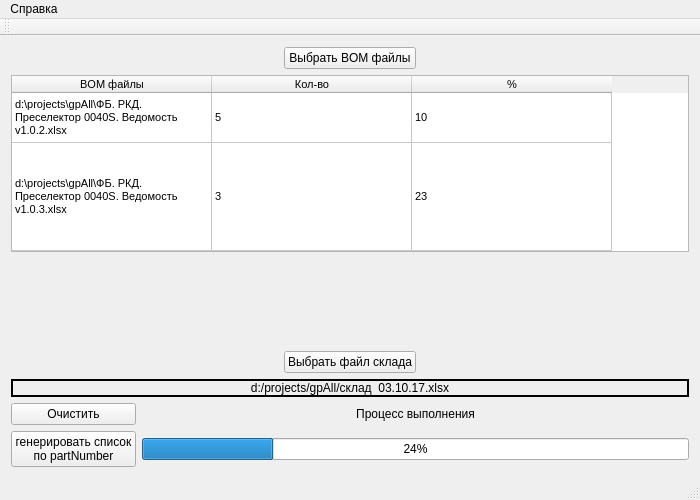
Before: the Qt Designer form mainwindow.ui in pivleonid/gpAll_v2, drawn with Qt 5.
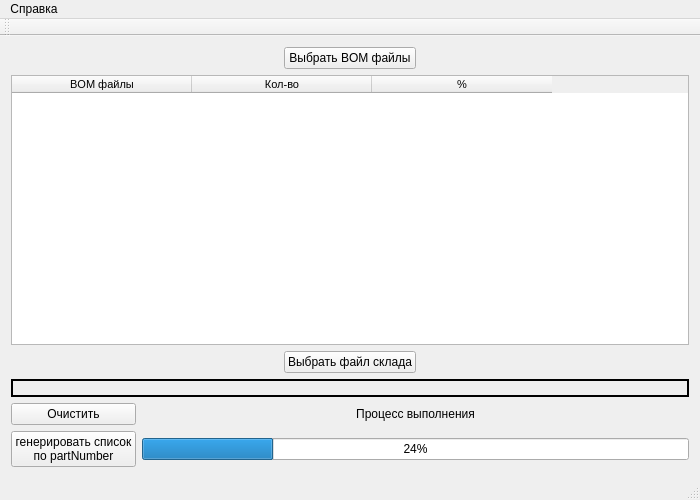
After: the same form once the commit is applied.

Patch:
```diff
--- a/mainwindow.ui
+++ b/mainwindow.ui
@@ -29,7 +29,7 @@
    </size>
   </property>
   <property name="windowTitle">
-   <string>Компоненты для закупок v.2.0.0.0 от 26.10.2017</string>
+   <string>Компоненты для закупок v.3.0.0.0 от 04.12.2017</string>
   </property>
   <widget class="QWidget" name="centralWidget">
    <layout class="QGridLayout" name="gridLayout_2">
@@ -56,13 +56,13 @@
       </property>
      </spacer>
     </item>
-    <item row="4" column="0" colspan="3">
+    <item row="3" column="0" colspan="3">
      <widget class="QLabel" name="label_2">
       <property name="frameShape">
        <enum>QFrame::WinPanel</enum>
       </property>
       <property name="text">
-       <string>d:/projects/gpAll/склад  03.10.17.xlsx</string>
+       <string/>
       </property>
       <property name="alignment">
        <set>Qt::AlignCenter</set>
@@ -103,7 +103,7 @@
        <number>0</number>
       </property>
       <property name="horizontalScrollBarPolicy">
-       <enum>Qt::ScrollBarAsNeeded</enum>
+       <enum>Qt::ScrollBarAlwaysOff</enum>
       </property>
       <property name="sizeAdjustPolicy">
        <enum>QAbstractScrollArea::AdjustToContents</enum>
@@ -115,7 +115,7 @@
        <enum>QAbstractItemView::ScrollPerItem</enum>
       </property>
       <property name="rowCount">
-       <number>2</number>
+       <number>0</number>
       </property>
       <property name="columnCount">
        <number>3</number>
@@ -124,7 +124,7 @@
        <bool>true</bool>
       </attribute>
       <attribute name="horizontalHeaderDefaultSectionSize">
-       <number>200</number>
+       <number>180</number>
       </attribute>
       <attribute name="horizontalHeaderMinimumSectionSize">
        <number>10</number>
@@ -141,16 +141,6 @@
       <attribute name="verticalHeaderStretchLastSection">
        <bool>true</bool>
       </attribute>
-      <row>
-       <property name="text">
-        <string>1</string>
-       </property>
-      </row>
-      <row>
-       <property name="text">
-        <string>2</string>
-       </property>
-      </row>
       <column>
        <property name="text">
         <string>BOM файлы</string>
@@ -166,39 +156,9 @@
         <string>%</string>
        </property>
       </column>
-      <item row="0" column="0">
-       <property name="text">
-        <string>d:\projects\gpAll\ФБ. РКД. Преселектор 0040S. Ведомость   v1.0.2.xlsx</string>
-       </property>
-      </item>
-      <item row="0" column="1">
-       <property name="text">
-        <string>5</string>
-       </property>
-      </item>
-      <item row="0" column="2">
-       <property name="text">
-        <string>10</string>
-       </property>
-      </item>
-      <item row="1" column="0">
-       <property name="text">
-        <string>d:\projects\gpAll\ФБ. РКД. Преселектор 0040S. Ведомость   v1.0.3.xlsx</string>
-       </property>
-      </item>
-      <item row="1" column="1">
-       <property name="text">
-        <string>3</string>
-       </property>
-      </item>
-      <item row="1" column="2">
-       <property name="text">
-        <string>23</string>
-       </property>
-      </item>
      </widget>
     </item>
-    <item row="5" column="0" colspan="3">
+    <item row="4" column="0" colspan="3">
      <layout class="QGridLayout" name="gridLayout">
       <item row="0" column="0">
        <widget class="QPushButton" name="pushButton_4">
@@ -234,7 +194,7 @@
       </item>
      </layout>
     </item>
-    <item row="3" column="0">
+    <item row="2" column="0">
      <spacer name="horizontalSpacer_3">
       <property name="orientation">
        <enum>Qt::Horizontal</enum>
@@ -247,14 +207,14 @@
       </property>
      </spacer>
     </item>
-    <item row="3" column="1">
+    <item row="2" column="1">
      <widget class="QPushButton" name="pushButton_2">
       <property name="text">
        <string>Выбрать файл склада</string>
       </property>
      </widget>
     </item>
-    <item row="3" column="2">
+    <item row="2" column="2">
      <spacer name="horizontalSpacer_4">
       <property name="orientation">
        <enum>Qt::Horizontal</enum>
@@ -267,19 +227,6 @@
       </property>
      </spacer>
     </item>
-    <item row="2" column="1">
-     <spacer name="verticalSpacer">
-      <property name="orientation">
-       <enum>Qt::Vertical</enum>
-      </property>
-      <property name="sizeHint" stdset="0">
-       <size>
-        <width>20</width>
-        <height>40</height>
-       </size>
-      </property>
-     </spacer>
-    </item>
    </layout>
   </widget>
   <widget class="QMenuBar" name="menuBar">
@@ -314,7 +261,7 @@
     <bool>false</bool>
    </property>
    <property name="text">
-    <string>v2.0.0.0</string>
+    <string>v3.0.0.0</string>
    </property>
   </action>
   <action name="action">
```
